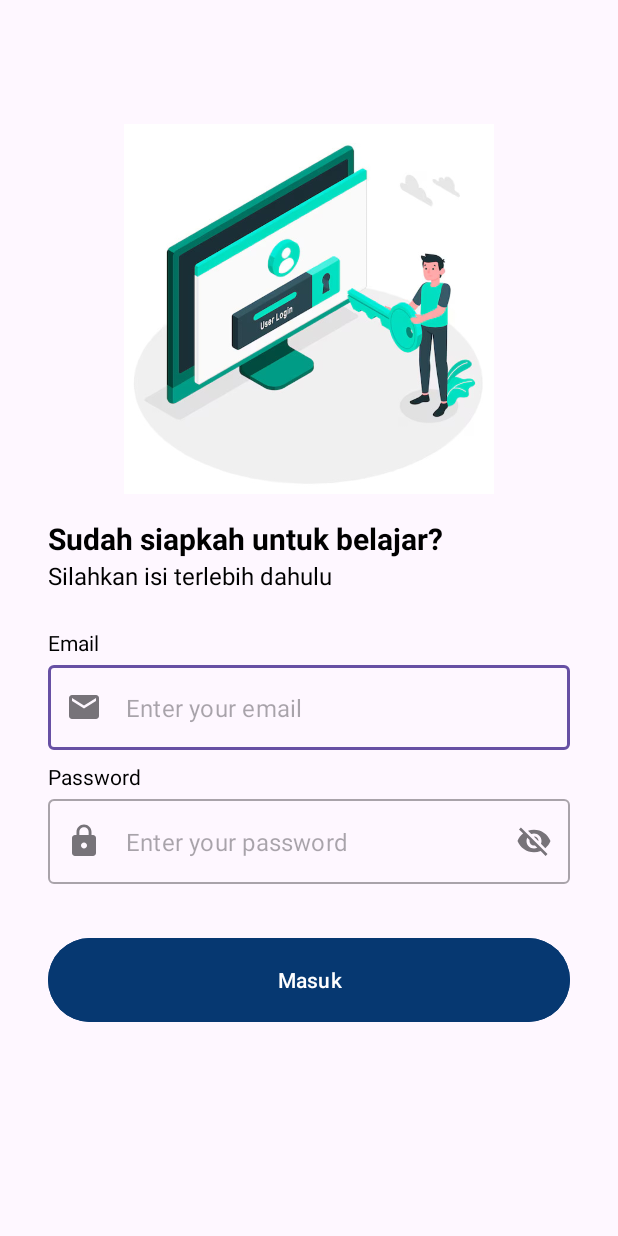
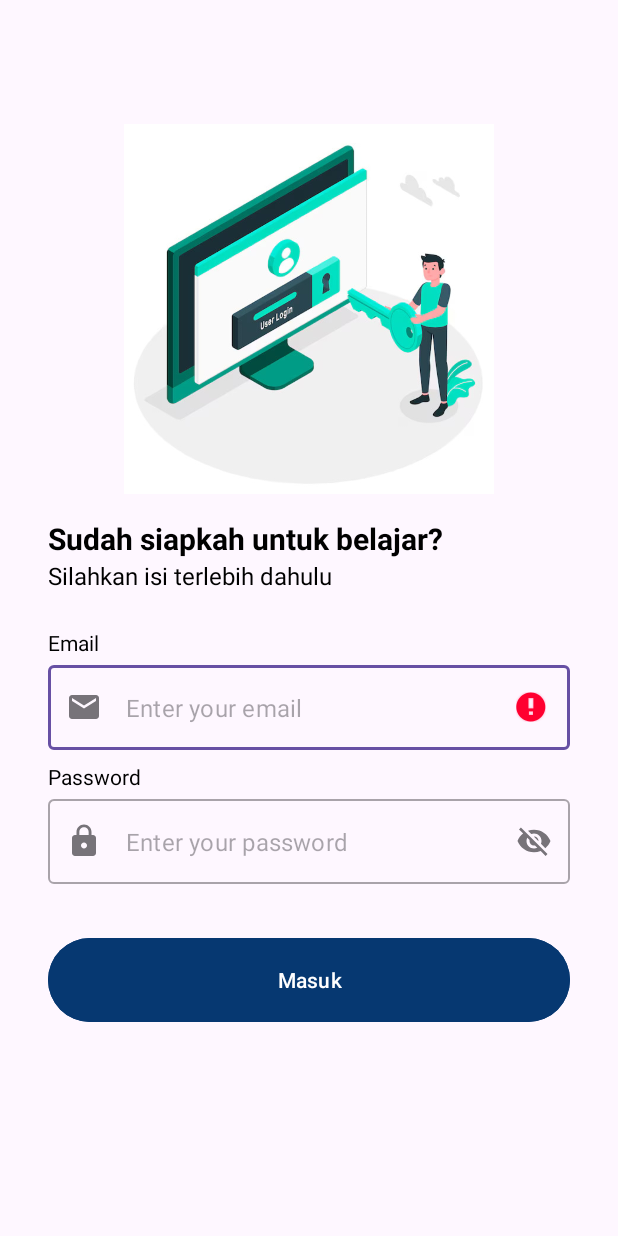
Before and after one commit to atzulf/course_story, an Android app: the LoginActivity screen opened directly, with no data from a screen before it, after a tap on an icon or button, on a phone screen of 412 x 824 dp. Run offline under Robolectric (Android 15) with nearby library versions, the phone set to English and light mode, and no system bars; 1 other tap on this screen came first.

```diff
--- a/app/src/main/java/com/submision/coursestory/view/signup/SignupActivity.kt
+++ b/app/src/main/java/com/submision/coursestory/view/signup/SignupActivity.kt
@@ -13,6 +13,7 @@ import com.google.android.material.textfield.TextInputLayout
 import com.submision.coursestory.R
 
 class SignupActivity : AppCompatActivity() {
+
     private lateinit var binding: ActivitySignupBinding
 
     override fun onCreate(savedInstanceState: Bundle?) {
--- a/app/src/main/res/layout/activity_login.xml
+++ b/app/src/main/res/layout/activity_login.xml
@@ -5,6 +5,13 @@
     android:layout_width="match_parent"
     android:layout_height="match_parent"
     tools:context=".view.login.LoginActivity">
+
+    <ProgressBar
+        android:id="@+id/progressBar"
+        android:layout_width="wrap_content"
+        android:layout_height="wrap_content"
+        android:visibility="gone"
+        android:layout_centerInParent="true"/>
 
     <ImageView
         android:id="@+id/imageView"
```
Also changed, not shown: app/src/main/java/com/submision/coursestory/view/login/LoginActivity.kt (+49 -12 lines), app/src/main/res/layout/activity_signup.xml (+7 -0 lines).
